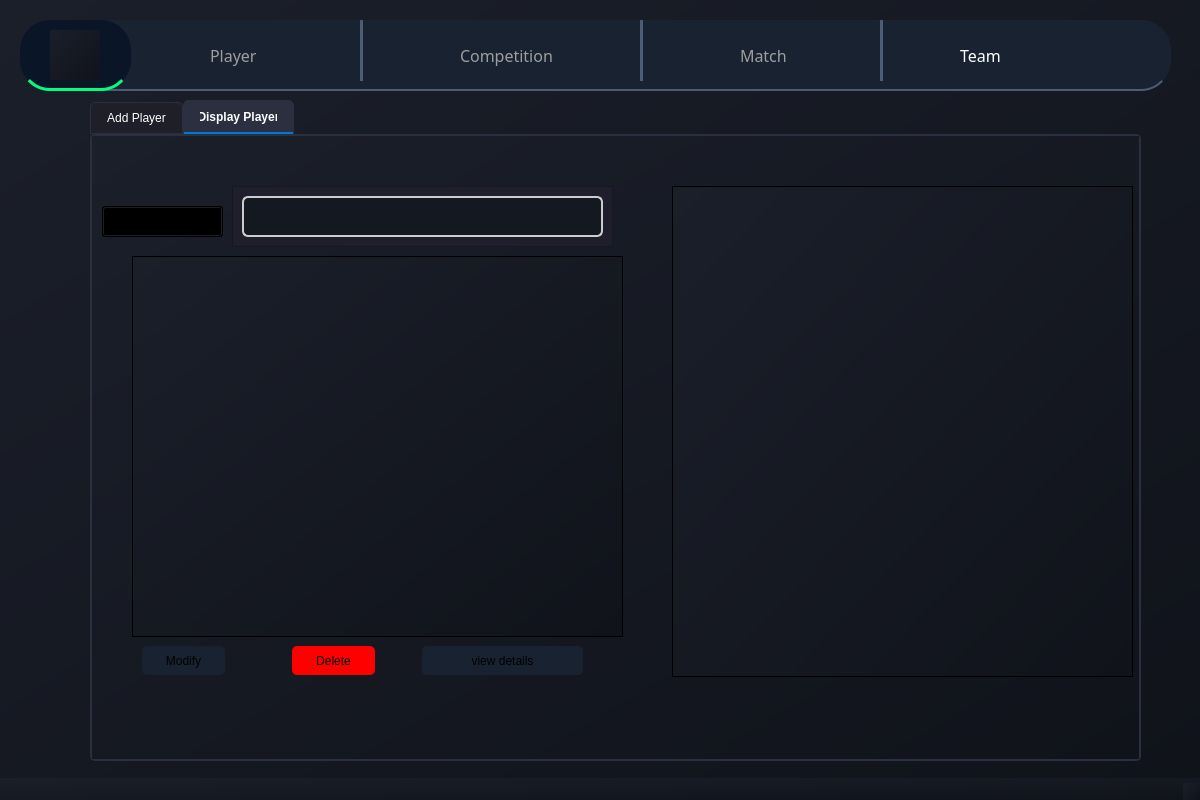
Old version of the form JoueurQ/mainwindow.ui in the repository Azer-khadhraoui/ALDAWRY-FOOTBALL.
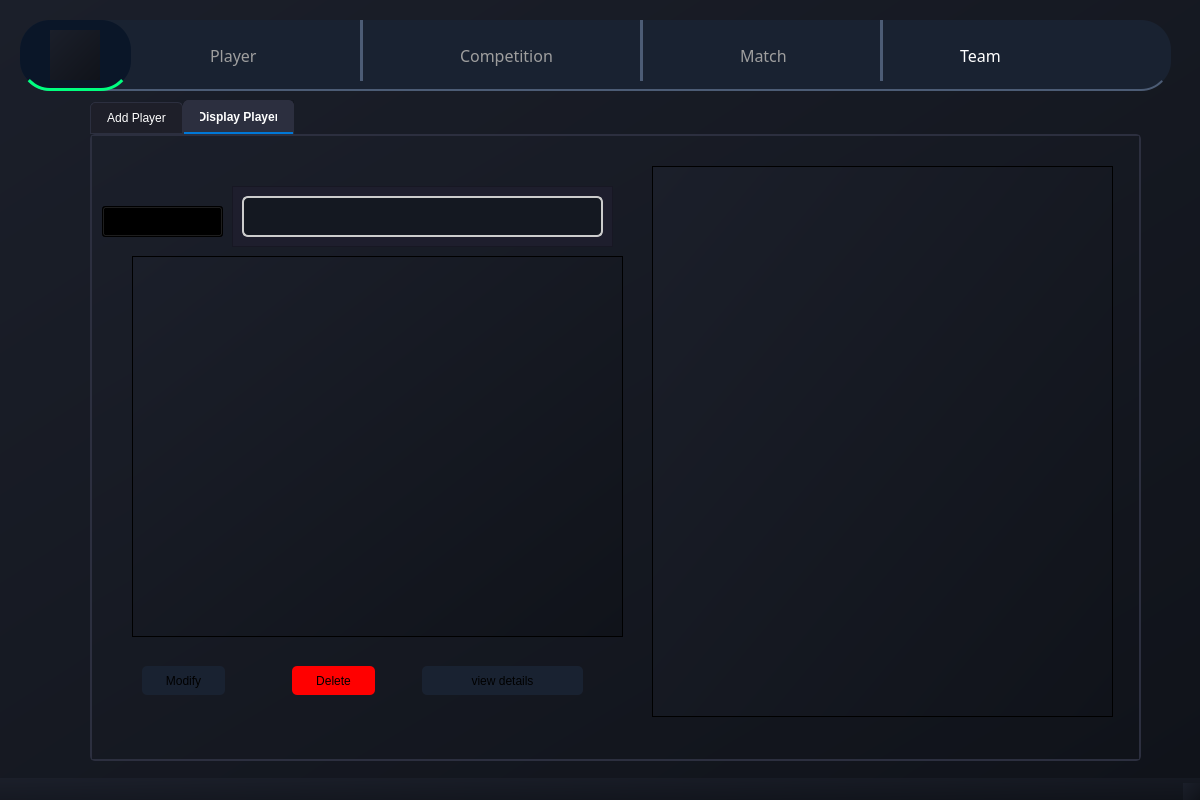
New version of the form. Icons and pictures are not drawn.

The edit to the form file:
```diff
--- a/JoueurQ/mainwindow.ui
+++ b/JoueurQ/mainwindow.ui
@@ -607,7 +607,7 @@
       <property name="geometry">
        <rect>
         <x>200</x>
-        <y>510</y>
+        <y>530</y>
         <width>83</width>
         <height>29</height>
        </rect>
@@ -624,7 +624,7 @@
       <property name="geometry">
        <rect>
         <x>50</x>
-        <y>510</y>
+        <y>530</y>
         <width>83</width>
         <height>29</height>
        </rect>
@@ -651,7 +651,7 @@
       <property name="geometry">
        <rect>
         <x>330</x>
-        <y>510</y>
+        <y>530</y>
         <width>161</width>
         <height>29</height>
        </rect>
@@ -667,10 +667,10 @@
      <widget class="QFrame" name="formFrame">
       <property name="geometry">
        <rect>
-        <x>580</x>
-        <y>50</y>
+        <x>560</x>
+        <y>30</y>
         <width>461</width>
-        <height>491</height>
+        <height>551</height>
        </rect>
       </property>
       <property name="frameShape">
```
Left out of the diff: 6 changed lines with no effect on the pictures.
